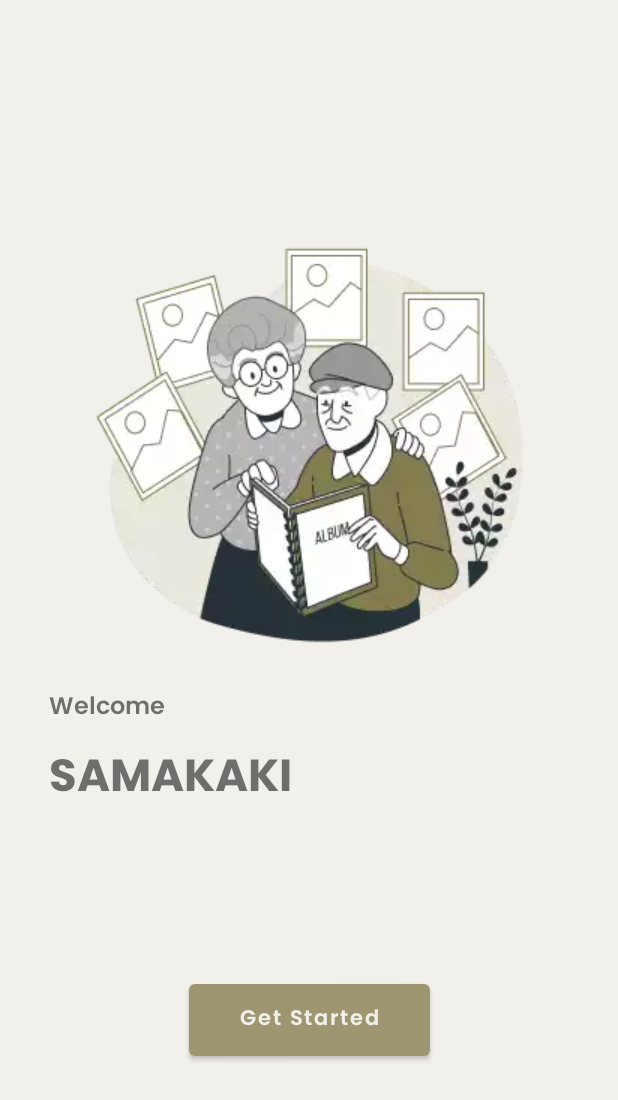
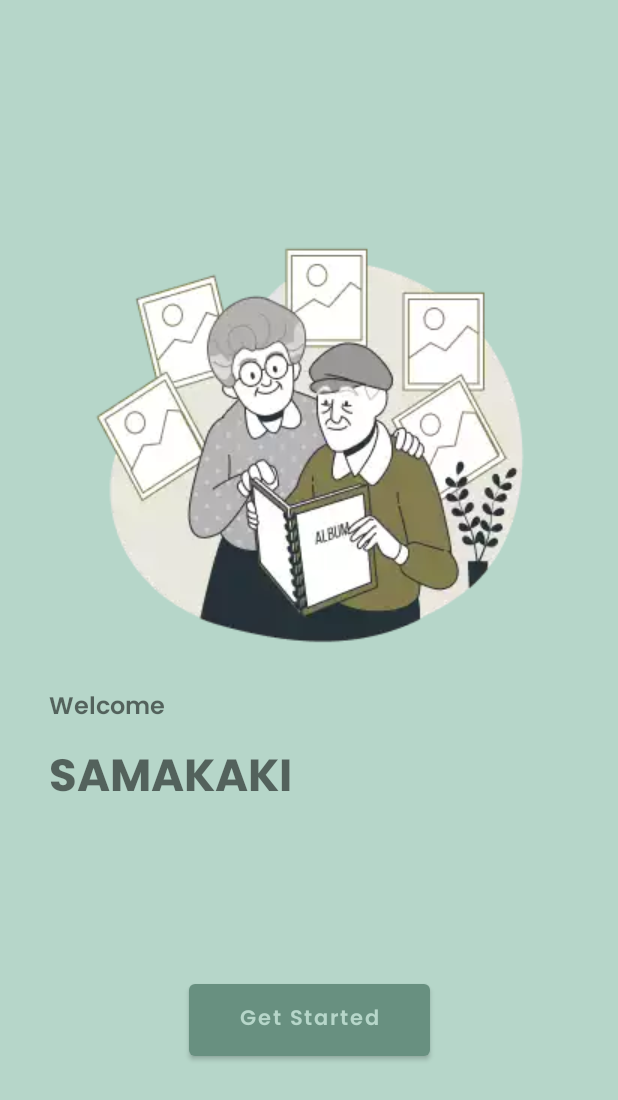
Before and after one commit to anggoroedo32/SAMAKAKI, an Android app: the layout splashscreen.xml on its own in the app's theme, with its tools: preview values and no code run, on a phone screen of 412 x 824 dp. Shown: the top 1100 px of the screen. Run offline under Robolectric (Android 15) with nearby library versions, the phone set to English and light mode, and no system bars.

Commit message:
newest Styling(color, fontfamily, font styles)

```diff
--- a/app/src/main/res/drawable/rounded_btn.xml
+++ b/app/src/main/res/drawable/rounded_btn.xml
@@ -1,6 +1,6 @@
 <?xml version="1.0" encoding="utf-8"?>
 <shape xmlns:android="http://schemas.android.com/apk/res/android">
-<solid android:color="@color/primary_500" />
+<solid android:color="@color/primary_600" />
 
     <corners
         android:topRightRadius="10dp"
--- a/app/src/main/res/drawable/rounded_textfield.xml
+++ b/app/src/main/res/drawable/rounded_textfield.xml
@@ -3,7 +3,7 @@
 <solid android:color="@color/white" />
     <stroke
         android:width="1dp"
-        android:color="@color/secondary_700" />
+        android:color="@color/primary_600" />
     <corners
         android:topRightRadius="@dimen/dimen_10"
         android:bottomRightRadius="@dimen/dimen_10"
--- a/app/src/main/res/values/colors.xml
+++ b/app/src/main/res/values/colors.xml
@@ -9,16 +9,16 @@
     <color name="black">#FF000000</color>
     <color name="white">#FFFFFFFF</color>
 
-    <color name="primary_50">#F1F0EB</color>
-    <color name="primary_100">#E5E3D9</color>
-    <color name="primary_200">#CDC9B6</color>
-    <color name="primary_300">#B5B094</color>
-    <color name="primary_400">#9D9671</color>
-    <color name="primary_500">#847C4D</color>
-    <color name="primary_600">#6A633E</color>
-    <color name="primary_700">#4F4A2E</color>
-    <color name="primary_800">#35321F</color>
-    <color name="primary_900">#282517</color>
+    <color name="primary_50">#B6D6C9</color>
+    <color name="primary_100">#A7C8BB</color>
+    <color name="primary_200">#97BAAC</color>
+    <color name="primary_300">#88AC9E</color>
+    <color name="primary_400">#689080</color>
+    <color name="primary_500">#497463</color>
+    <color name="primary_600">#2A5846</color>
+    <color name="primary_700">#224638</color>
+    <color name="primary_800">#19352A</color>
+    <color name="primary_900">#11231C</color>
 
     <color name="secondary_50">#FDFBF9</color>
     <color name="secondary_100">#FCF7F4</color>
```
